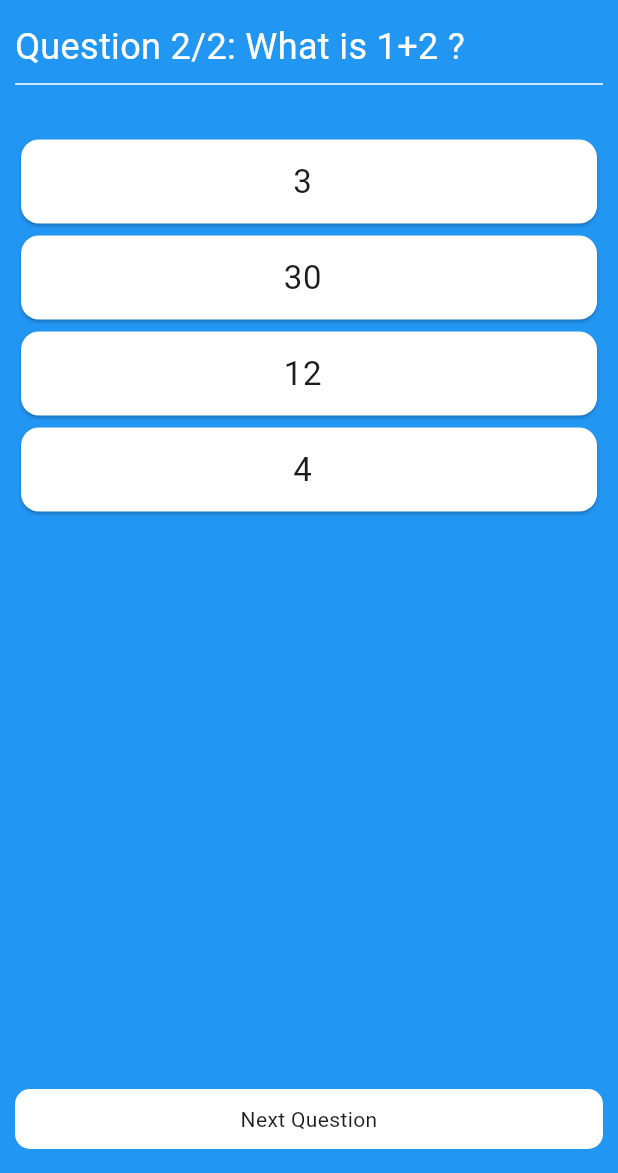
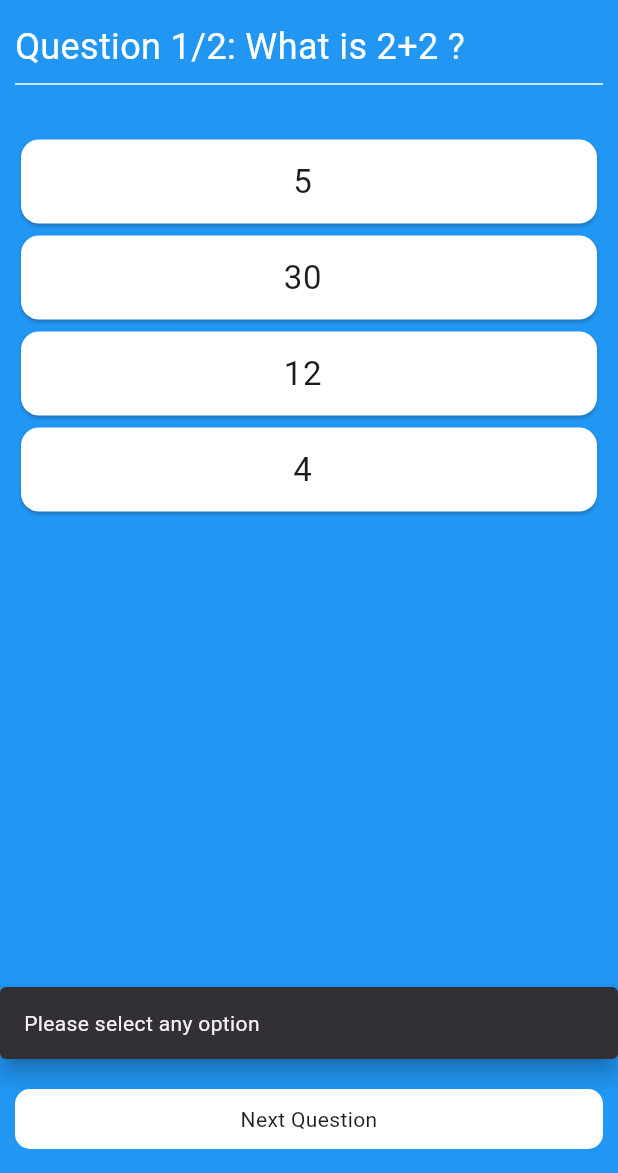
Before and after one commit to marquinhos2017/quiz_app, a Flutter app: the screen it shows after launch, after a tap on "Next Question", on a phone screen of 412 x 824 dp, the part 63-1236 px from its top. Run offline on Flutter 3.47's test engine with Material 3 defaults, Android fonts, the phone set to English and light mode, and no system bars.

Commit message:
resolving problem of next question

```diff
--- a/lib/screens/home_screen.dart
+++ b/lib/screens/home_screen.dart
@@ -31,10 +31,19 @@ class _HomeScreenState extends State<HomeScreen> {
     if(index == _questions.length-1){
       return;
     }else{
-       setState(() {
-      index++;
-      isPressed = false;
-    });
+      if(isPressed){
+        setState(() {
+          index++;
+          isPressed = false;
+        });
+      }else{
+        ScaffoldMessenger.of(context).showSnackBar(const SnackBar(
+            content: const Text("Please select any option"),
+            behavior: SnackBarBehavior.floating,
+            margin: EdgeInsets.symmetric(vertical: 20),
+          ));
+      }
+
     }
 
   }
```
